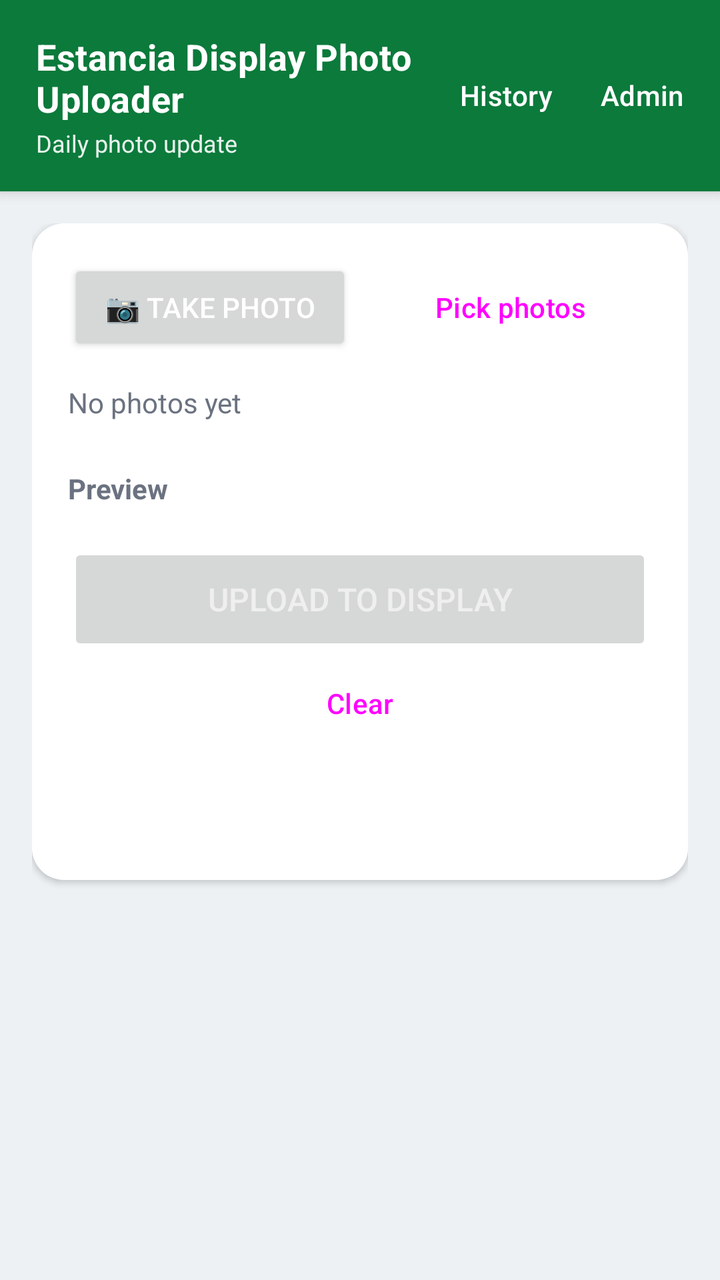
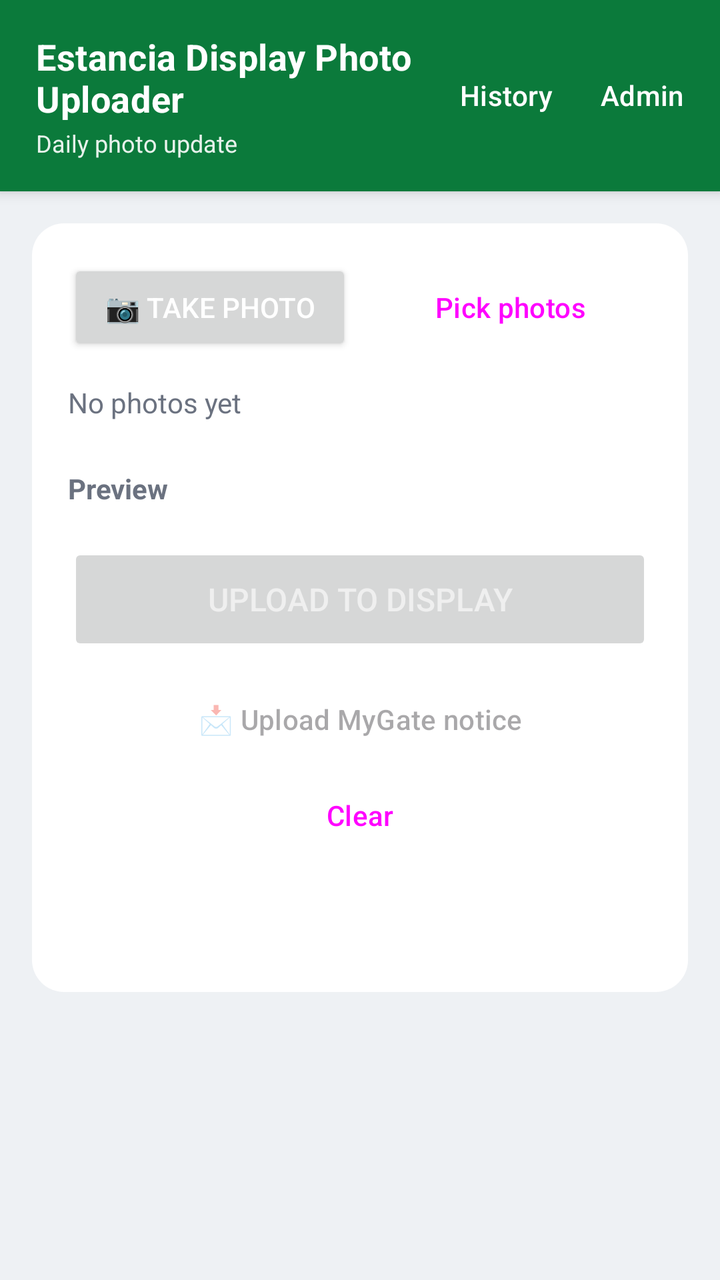

An Android layout rendered at two revisions. The XML below is the earlier revision; the diff shows what the commit changed to produce the second picture.
<!-- AndroidManifest.xml: application theme Theme.EstanciaPhotos -->
<!-- res/layout/activity_main.xml -->
<?xml version="1.0" encoding="utf-8"?>
<LinearLayout xmlns:android="http://schemas.android.com/apk/res/android"
    xmlns:app="http://schemas.android.com/apk/res-auto"
    android:layout_width="match_parent"
    android:layout_height="match_parent"
    android:orientation="vertical"
    android:background="@color/bg">

    
    <LinearLayout
        android:id="@+id/header"
        android:layout_width="match_parent"
        android:layout_height="wrap_content"
        android:background="@color/green"
        android:orientation="horizontal"
        android:gravity="center_vertical"
        android:elevation="4dp"
        android:paddingStart="18dp"
        android:paddingEnd="6dp"
        android:paddingTop="16dp"
        android:paddingBottom="16dp">

        <LinearLayout
            android:layout_width="0dp"
            android:layout_height="wrap_content"
            android:layout_weight="1"
            android:orientation="vertical">
            <TextView
                android:id="@+id/teamName"
                android:layout_width="wrap_content"
                android:layout_height="wrap_content"
                android:text="@string/header_title"
                android:textColor="#FFFFFF"
                android:textSize="18sp"
                android:textStyle="bold"
                android:maxLines="2"
                android:letterSpacing="0.01" />
            <TextView
                android:id="@+id/subtitle"
                android:layout_width="wrap_content"
                android:layout_height="wrap_content"
                android:layout_marginTop="2dp"
                android:text="@string/daily_update"
                android:textColor="#E6FFFFFF"
                android:textSize="12sp" />
        </LinearLayout>

        <Button
            android:id="@+id/historyBtn"
            style="@style/Widget.Material3.Button.TextButton"
            android:layout_width="wrap_content"
            android:layout_height="wrap_content"
            android:minWidth="0dp"
            android:paddingStart="10dp"
            android:paddingEnd="10dp"
            android:text="@string/history"
            android:textColor="#FFFFFF" />

        <Button
            android:id="@+id/adminBtn"
            style="@style/Widget.Material3.Button.TextButton"
            android:layout_width="wrap_content"
            android:layout_height="wrap_content"
            android:minWidth="0dp"
            android:paddingStart="10dp"
            android:paddingEnd="10dp"
            android:text="@string/admin"
            android:textColor="#FFFFFF" />
    </LinearLayout>

    <ScrollView
        android:layout_width="match_parent"
        android:layout_height="match_parent"
        android:fillViewport="true">

        <LinearLayout
            android:layout_width="match_parent"
            android:layout_height="wrap_content"
            android:orientation="vertical"
            android:padding="16dp">

            
            <LinearLayout
                android:layout_width="match_parent"
                android:layout_height="wrap_content"
                android:orientation="vertical"
                android:background="@drawable/card_bg"
                android:elevation="2dp"
                android:padding="18dp">

                <LinearLayout
                    android:layout_width="match_parent"
                    android:layout_height="wrap_content"
                    android:orientation="horizontal">
                    <Button
                        android:id="@+id/takePhotoBtn"
                        android:layout_width="0dp"
                        android:layout_height="wrap_content"
                        android:layout_weight="1"
                        android:layout_marginEnd="8dp"
                        app:cornerRadius="12dp"
                        android:textColor="@color/btn_text"
                        android:text="@string/take_photo" />
                    <Button
                        android:id="@+id/pickBtn"
                        style="@style/Widget.Material3.Button.TonalButton"
                        android:layout_width="0dp"
                        android:layout_height="wrap_content"
                        android:layout_weight="1"
                        app:cornerRadius="12dp"
                        android:text="@string/pick_photos" />
                </LinearLayout>

                <TextView
                    android:id="@+id/photoCount"
                    android:layout_width="wrap_content"
                    android:layout_height="wrap_content"
                    android:layout_marginTop="14dp"
                    android:text="@string/no_photos"
                    android:textColor="@color/muted" />

                <HorizontalScrollView
                    android:layout_width="match_parent"
                    android:layout_height="wrap_content"
                    android:layout_marginTop="8dp"
                    android:scrollbars="none">
                    <LinearLayout
                        android:id="@+id/thumbs"
                        android:layout_width="wrap_content"
                        android:layout_height="wrap_content"
                        android:orientation="horizontal" />
                </HorizontalScrollView>

                <TextView
                    android:layout_width="wrap_content"
                    android:layout_height="wrap_content"
                    android:layout_marginTop="16dp"
                    android:text="@string/preview"
                    android:textColor="@color/muted"
                    android:textStyle="bold" />

                <ImageView
                    android:id="@+id/preview"
                    android:layout_width="match_parent"
                    android:layout_height="wrap_content"
                    android:layout_marginTop="6dp"
                    android:adjustViewBounds="true"
                    android:background="#000000"
                    android:visibility="gone"
                    android:contentDescription="@string/preview" />

                <Button
                    android:id="@+id/uploadBtn"
                    android:layout_width="match_parent"
                    android:layout_height="56dp"
                    android:layout_marginTop="18dp"
                    android:enabled="false"
                    app:cornerRadius="14dp"
                    android:textSize="16sp"
                    android:textColor="@color/btn_text"
                    android:text="@string/upload" />

                <Button
                    android:id="@+id/clearBtn"
                    style="@style/Widget.Material3.Button.TextButton"
                    android:layout_width="match_parent"
                    android:layout_height="wrap_content"
                    android:text="@string/clear" />

                <TextView
                    android:id="@+id/status"
                    android:layout_width="match_parent"
                    android:layout_height="wrap_content"
                    android:layout_marginTop="6dp"
                    android:minHeight="20dp"
                    android:textSize="14sp"
                    android:textStyle="bold" />

                <TextView
                    android:id="@+id/targetFile"
                    android:layout_width="match_parent"
                    android:layout_height="wrap_content"
                    android:layout_marginTop="4dp"
                    android:textColor="@color/muted"
                    android:textSize="12sp" />
            </LinearLayout>
        </LinearLayout>
    </ScrollView>
</LinearLayout>
<!-- resources referenced by this layout -->
<resources>
  <color name="bg">#EEF1F4</color>
  <color name="green">#0B7A3B</color>
  <color name="muted">#6B7280</color>
  <!-- drawable card_bg (drawable) -->
  <?xml version="1.0" encoding="utf-8"?>
  <shape xmlns:android="http://schemas.android.com/apk/res/android"
      android:shape="rectangle">
      <solid android:color="@color/card" />
      <corners android:radius="16dp" />
  </shape>
  <string name="admin">Admin</string>
  <string name="clear">Clear</string>
  <string name="daily_update">Daily photo update</string>
  <string name="header_title">Estancia Display Photo Uploader</string>
  <string name="history">History</string>
  <string name="no_photos">No photos yet</string>
  <string name="pick_photos">Pick photos</string>
  <string name="preview">Preview</string>
  <string name="take_photo">📷 Take photo</string>
  <string name="upload">Upload to display</string>
  <style name="Theme.EstanciaPhotos" parent="Theme.Material3.DayNight.NoActionBar">
          <item name="colorPrimary">@color/green</item>
          <item name="colorPrimaryDark">@color/green_dark</item>
          <item name="colorOnPrimary">@color/white</item>
          <item name="android:statusBarColor">@color/green_dark</item>
      </style>
  <color name="card">#FFFFFF</color>
  <color name="green_dark">#095F2E</color>
  <color name="white">#FFFFFF</color>
</resources>

<!-- the commit's change to res/layout/activity_main.xml (unified diff, before → after) -->
@@ -161,6 +161,16 @@
                     android:text="@string/upload" />
 
                 <Button
+                    android:id="@+id/mygateBtn"
+                    style="@style/Widget.Material3.Button.TonalButton"
+                    android:layout_width="match_parent"
+                    android:layout_height="wrap_content"
+                    android:layout_marginTop="8dp"
+                    android:enabled="false"
+                    app:cornerRadius="14dp"
+                    android:text="@string/upload_mygate" />
+
+                <Button
                     android:id="@+id/clearBtn"
                     style="@style/Widget.Material3.Button.TextButton"
                     android:layout_width="match_parent"
<!-- resource entries referenced after the edit -->
@@ -20,6 +20,7 @@
   <string name="preview">Preview</string>
   <string name="take_photo">📷 Take photo</string>
   <string name="upload">Upload to display</string>
+  <string name="upload_mygate">📩 Upload MyGate notice</string>
   <style name="Theme.EstanciaPhotos" parent="Theme.Material3.DayNight.NoActionBar">
           <item name="colorPrimary">@color/green</item>
           <item name="colorPrimaryDark">@color/green_dark</item>
